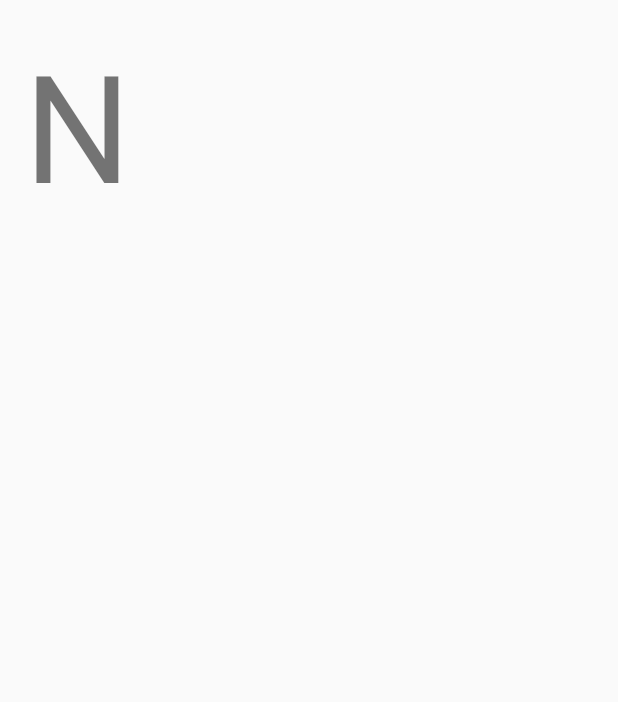
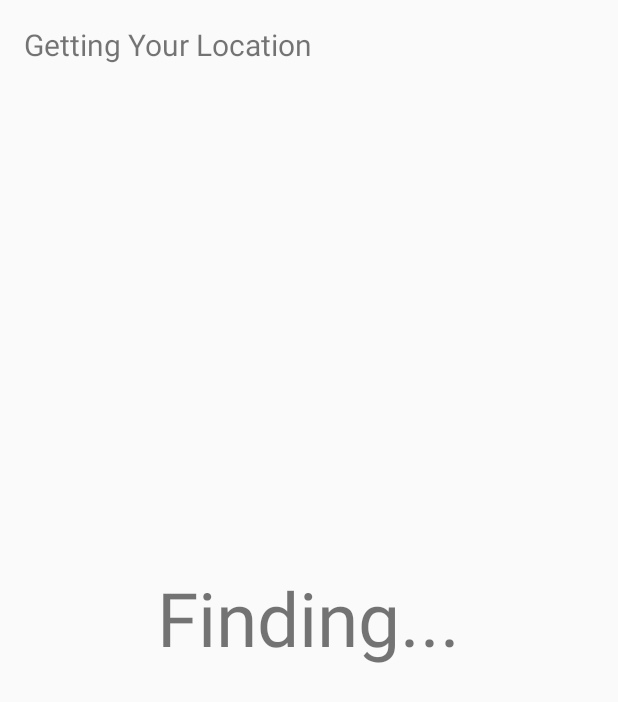
Before and after one commit to pelshen/TearfundDisasterResponse, an Android app: the screen it shows after launch (LocationActivity), on a phone screen of 412 x 824 dp. Shown: the top 702 px of the screen. Run offline under Robolectric (Android 15) with nearby library versions, the phone set to English and light mode, and no system bars.

Commit message:
Design of location screen improved

```diff
--- a/app/src/main/res/layout/activity_location.xml
+++ b/app/src/main/res/layout/activity_location.xml
@@ -6,13 +6,24 @@
     android:paddingTop="@dimen/activity_vertical_margin"
     android:paddingBottom="@dimen/activity_vertical_margin" tools:context=".LocationActivity">
 
-    <TextView android:text="N" android:layout_width="wrap_content"
+
+
+    <TextView
+        android:layout_width="wrap_content"
         android:layout_height="wrap_content"
-        android:layout_alignParentRight="true"
-        android:layout_alignParentEnd="true"
+        android:text="@string/title_activity_location"
+        android:id="@+id/locationTitleText"
+        android:layout_alignParentTop="true"
         android:layout_alignParentLeft="true"
         android:layout_alignParentStart="true"
-        android:textSize="100sp"
-        android:id="@+id/locationState" />
+        android:textSize="20sp" />
+
+
+    <TextView android:text="Finding..." android:layout_width="wrap_content"
+        android:layout_height="wrap_content"
+        android:textSize="50sp"
+        android:id="@+id/locationState"
+        android:layout_centerVertical="true"
+        android:layout_centerHorizontal="true" />
 
 </RelativeLayout>
--- a/app/src/main/res/values/strings.xml
+++ b/app/src/main/res/values/strings.xml
@@ -3,7 +3,7 @@
 
     <string name="hello_world">Hello world!</string>
     <string name="action_settings">Settings</string>
-    <string name="title_activity_location">LocationActivity</string>
+    <string name="title_activity_location">Getting Your Location</string>
     <string name="locationString">Currently no location</string>
     <string name="title_activity_question">QuestionActivity</string>
 </resources>
```
Also changed, not shown: app/src/main/java/hackathon/london/tearfunddisasterresponse/LocationActivity.java (+14 -1 lines).
